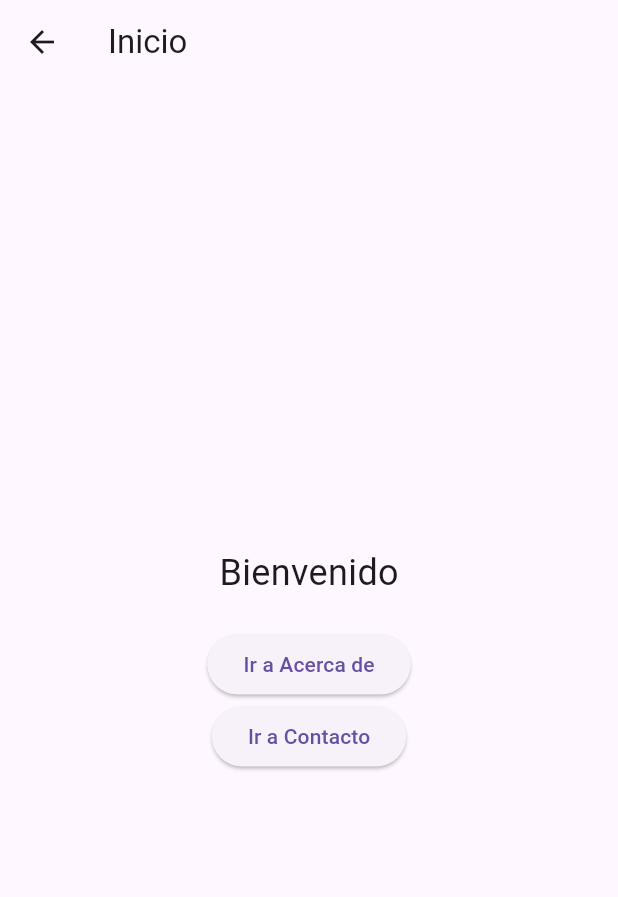
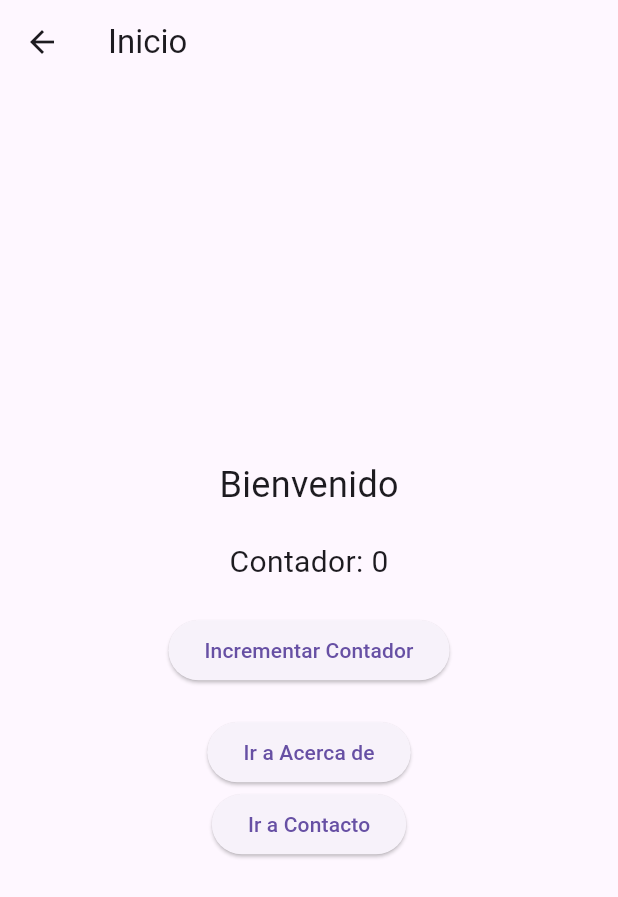
Before and after one commit to patrick-1234567/psiemens-flutter-002, a Flutter app: the InicioScreen screen opened directly, on a phone screen of 412 x 824 dp. Shown: the top 897 px of the screen. Run offline on Flutter 3.47's test engine with Material 3 defaults, Android fonts, the phone set to English and light mode, and no system bars.

Commit message:
Prompt 5
añade un contador en inicio y lo convierte
en stateful widget

```diff
--- a/lib/views/inicio_screen.dart
+++ b/lib/views/inicio_screen.dart
@@ -2,7 +2,21 @@ import 'package:flutter/material.dart';
 import 'acercade_screen.dart';
 import 'contacto_screen.dart';
 
-class InicioScreen extends StatelessWidget {
+class InicioScreen extends StatefulWidget {
+  @override
+  _InicioScreenState createState() => _InicioScreenState();
+}
+
+class _InicioScreenState extends State<InicioScreen> {
+  int contador = 0; // Variable de estado para el contador
+
+  @override
+  void initState() {
+    super.initState();
+    // Aquí puedes inicializar datos o realizar configuraciones necesarias
+    print('InicioScreen: initState llamado');
+  }
+
   @override
   Widget build(BuildContext context) {
     return Scaffold(
@@ -14,6 +28,20 @@ class InicioScreen extends StatelessWidget {
             Text(
               'Bienvenido',
               style: TextStyle(fontSize: 24),
+            ),
+            SizedBox(height: 20),
+            Text(
+              'Contador: $contador',
+              style: TextStyle(fontSize: 20),
+            ),
+            SizedBox(height: 20),
+            ElevatedButton(
+              onPressed: () {
+                setState(() {
+                  contador++; // Incrementa el contador y actualiza la UI
+                });
+              },
+              child: Text('Incrementar Contador'),
             ),
             SizedBox(height: 20),
             ElevatedButton(
```
